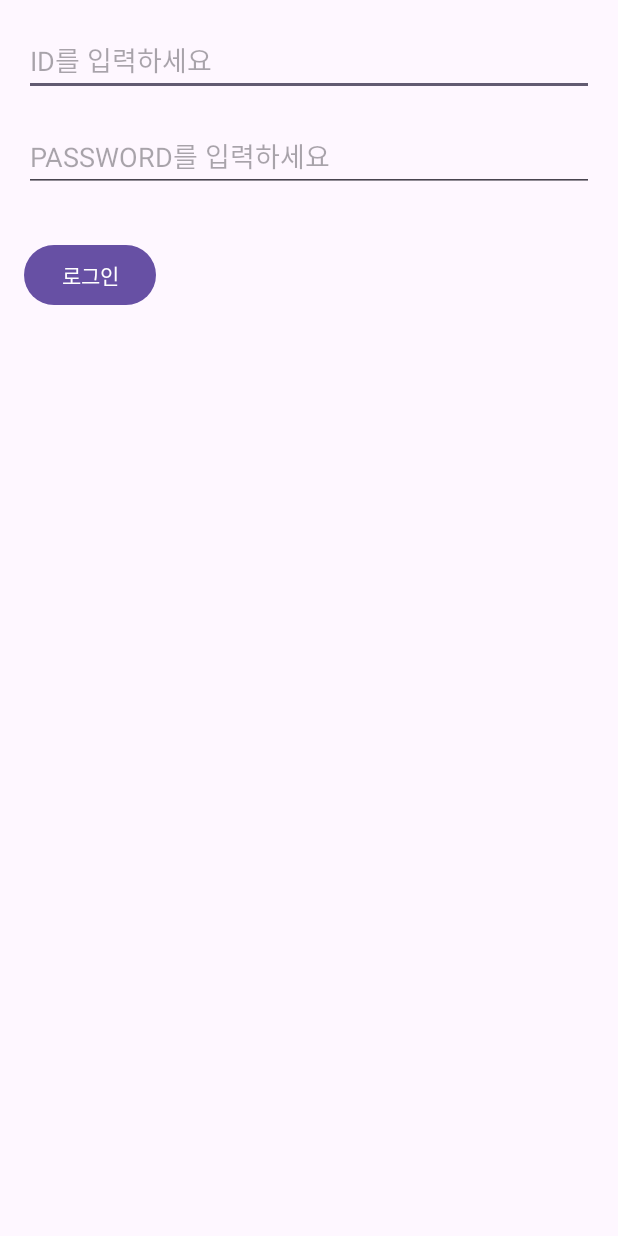
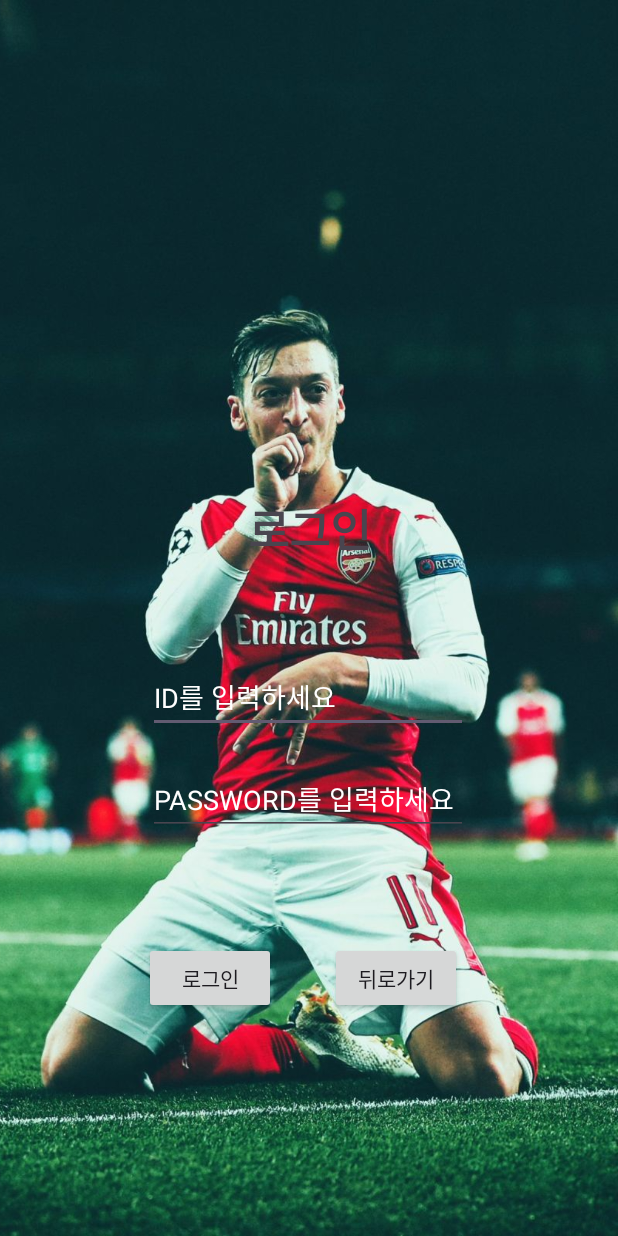
Before and after one commit to mono4651/firebasetest, an Android app: the Login screen opened directly, with no data from a screen before it, on a phone screen of 412 x 824 dp. Run offline under Robolectric (Android 15) with nearby library versions, the phone set to English and light mode, and no system bars; our stand-ins replace Firebase (no records; nobody signed in at launch, a user with empty details on screens opened directly).

Commit message:
11/24_amend

```diff
--- a/app/src/main/java/com/test/firebasetest/Login.java
+++ b/app/src/main/java/com/test/firebasetest/Login.java
@@ -1,5 +1,7 @@
 package com.test.firebasetest;
 // MainActivity.java
+import static java.lang.System.exit;
+
 import android.content.Intent;
 import android.os.Bundle;
 import android.view.View;
@@ -15,7 +17,7 @@ import com.google.firebase.firestore.FirebaseFirestore;
 public class Login extends AppCompatActivity {
 
     private EditText editTextUserId, editTextPassword;
-    private Button buttonSave;
+    private Button buttonSave, buttonExit;
 
     private FirebaseFirestore db;
 
@@ -29,13 +31,24 @@ public class Login extends AppCompatActivity {
         editTextUserId = findViewById(R.id.editTextUserId);
         editTextPassword = findViewById(R.id.editTextPassword);
         buttonSave = findViewById(R.id.buttonSave);
-
+        buttonExit = findViewById(R.id.buttonExit);
         buttonSave.setOnClickListener(new View.OnClickListener() {
             @Override
             public void onClick(View view) {
                 login();
             }
         });
+        buttonExit.setOnClickListener(new View.OnClickListener() {
+            @Override
+            public void onClick(View v) {
+                exit();
+            }
+        });
+    }
+
+    private void exit() {
+        Intent intent = new Intent(Login.this, MainActivity.class);
+        startActivity(intent);
     }
 
     private void login() {
--- a/app/src/main/res/layout/login.xml
+++ b/app/src/main/res/layout/login.xml
@@ -1,33 +1,81 @@
-<!-- res/layout/login.xml -->
-<RelativeLayout
+<androidx.constraintlayout.widget.ConstraintLayout
     xmlns:android="http://schemas.android.com/apk/res/android"
+    xmlns:app="http://schemas.android.com/apk/res-auto"
+    xmlns:tools="http://schemas.android.com/tools"
     android:layout_width="match_parent"
     android:layout_height="match_parent"
-    android:padding="16dp">
+    android:background="#FFFFFF">
+
+    <ImageView
+        android:id="@+id/backgroundImage"
+        android:layout_width="match_parent"
+        android:layout_height="match_parent"
+        android:scaleType="centerCrop"
+        android:src="@drawable/mesut"
+        tools:layout_editor_absoluteX="114dp"
+        tools:layout_editor_absoluteY="226dp" />
+
+    <TextView
+        android:id="@+id/textView"
+        android:layout_width="wrap_content"
+        android:layout_height="wrap_content"
+        android:layout_marginBottom="65dp"
+        android:text="로그인"
+        android:textSize="30sp"
+        android:textStyle="bold"
+        app:layout_constraintBottom_toTopOf="@+id/editTextUserId"
+        app:layout_constraintEnd_toEndOf="parent"
+        app:layout_constraintStart_toStartOf="parent" />
 
     <EditText
         android:id="@+id/editTextUserId"
-        android:layout_width="match_parent"
+        android:layout_width="wrap_content"
         android:layout_height="wrap_content"
+        android:layout_marginEnd="2dp"
+        android:layout_marginBottom="20dp"
+        android:ems="10"
         android:hint="ID를 입력하세요"
-        android:layout_marginBottom="16dp"/>
+        android:inputType="textPersonName"
+        android:textColor="#FFFFFF"
+        android:textColorHint="#FFFFFF"
+        app:layout_constraintBottom_toTopOf="@+id/editTextPassword"
+        app:layout_constraintEnd_toEndOf="parent"
+        app:layout_constraintStart_toStartOf="parent" />
 
     <EditText
         android:id="@+id/editTextPassword"
-        android:layout_width="match_parent"
+        android:layout_width="wrap_content"
         android:layout_height="wrap_content"
+        android:layout_marginBottom="267dp"
+        android:ems="10"
+        android:textColor="#FFFFFF"
+        android:textColorHint="#FFFFFF"
         android:hint="PASSWORD를 입력하세요"
         android:inputType="textPassword"
-        android:layout_below="@id/editTextUserId"
-        android:layout_marginBottom="16dp"/>
+        app:layout_constraintBottom_toBottomOf="parent"
+        app:layout_constraintStart_toStartOf="@+id/editTextUserId" />
 
-    <Button
+
+
+    <android.widget.Button
         android:id="@+id/buttonSave"
         android:layout_width="wrap_content"
         android:layout_height="wrap_content"
-        android:layout_below="@id/editTextPassword"
-        android:layout_marginTop="15dp"
+        android:layout_marginStart="96dp"
+        android:layout_marginLeft="96dp"
+        android:text="로그인"
+        app:layout_constraintBaseline_toBaselineOf="@+id/buttonExit"
+        app:layout_constraintStart_toStartOf="parent" />
 
-        android:text="로그인" />
+    <android.widget.Button
+        android:id="@+id/buttonExit"
+        android:layout_width="wrap_content"
+        android:layout_height="wrap_content"
+        android:layout_marginStart="36dp"
+        android:layout_marginLeft="36dp"
+        android:layout_marginTop="71dp"
+        android:text="뒤로가기"
+        app:layout_constraintStart_toEndOf="@+id/buttonSave"
+        app:layout_constraintTop_toBottomOf="@+id/editTextPassword" />
 
-</RelativeLayout>
+</androidx.constraintlayout.widget.ConstraintLayout>
```
Also changed, not shown: app/src/main/java/com/test/firebasetest/ChkTeamInfo.java (+91 -0 lines), app/src/main/java/com/test/firebasetest/Gaip.java (+6 -9 lines), app/src/main/java/com/test/firebasetest/GaipUser.java (+1 -6 lines), app/src/main/java/com/test/firebasetest/InsertTeamInfo.java (+1 -1 lines), app/src/main/java/com/test/firebasetest/PlayerInfoAdapter.java (added, +72 -0 lines), app/src/main/java/com/test/firebasetest/PlayerInsert.java (+96 -1 lines), app/src/main/java/com/test/firebasetest/PlayerInsertData.java (added, +26 -0 lines), app/src/main/res/layout/chk_team_info.xml (added, +73 -0 lines), app/src/main/res/layout/gaip.xml (+5 -19 lines), app/src/main/res/layout/insert_player_info.xml (added, +64 -0 lines), app/src/main/res/layout/item_player_header.xml (added, +26 -0 lines), app/src/main/res/layout/item_player_info.xml (added, +22 -0 lines).
